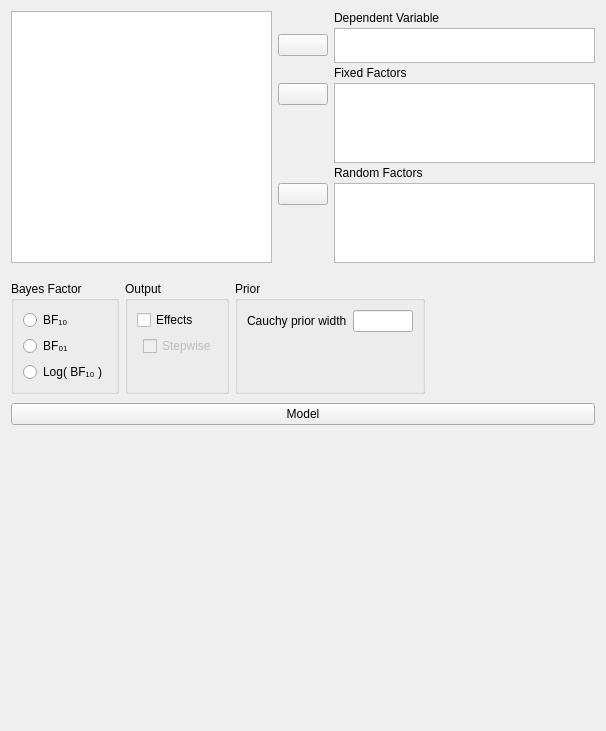
The window that JASP-Desktop/analysisforms/anovabayesianform.ui (jasp-stats/jasp-desktop) describes before a commit, drawn with Qt 5.
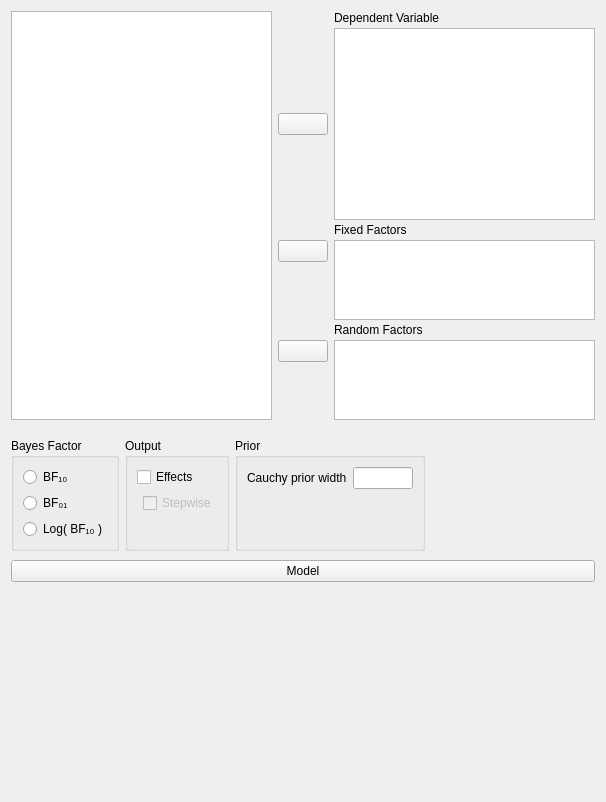
The same window after the commit. Custom widgets are drawn as their Qt base class.

```diff
--- a/JASP-Desktop/analysisforms/anovabayesianform.ui
+++ b/JASP-Desktop/analysisforms/anovabayesianform.ui
@@ -79,14 +79,14 @@
         </property>
         <property name="minimumSize">
          <size>
-          <width>210</width>
-          <height>35</height>
+          <width>0</width>
+          <height>0</height>
          </size>
         </property>
         <property name="maximumSize">
          <size>
           <width>16777215</width>
-          <height>35</height>
+          <height>16777215</height>
          </size>
         </property>
         <property name="selectionMode">
@@ -111,7 +111,7 @@
         </property>
         <property name="minimumSize">
          <size>
-          <width>210</width>
+          <width>0</width>
           <height>80</height>
          </size>
         </property>
@@ -226,7 +226,7 @@
         </property>
         <property name="minimumSize">
          <size>
-          <width>210</width>
+          <width>0</width>
           <height>80</height>
          </size>
         </property>
@@ -545,6 +545,11 @@
    <extends>QCheckBox</extends>
    <header>widgets/boundcheckbox.h</header>
   </customwidget>
+  <customwidget>
+   <class>boundSingleItemView</class>
+   <extends>QListView</extends>
+   <header>widgets/boundsingleitemview.h</header>
+  </customwidget>
  </customwidgets>
  <resources/>
  <connections>
```
Left out of the diff: 2 changed lines with no effect on the pictures.
